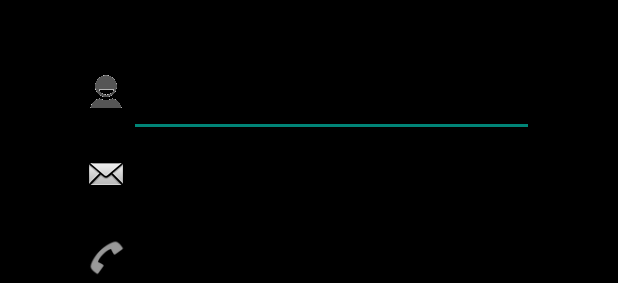
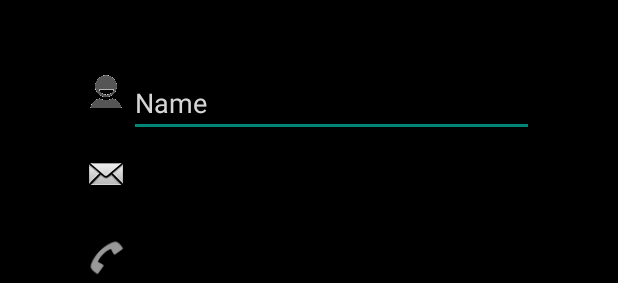
Before and after one commit to Djinask/WakeAppCallv1, an Android app: the layout activity_register.xml on its own in the app's theme, with its tools: preview values and no code run, on a phone screen of 412 x 824 dp. Shown: the top 283 px of the screen. Run offline under Robolectric (Android 15) with nearby library versions, the phone set to English and light mode, and no system bars.

Commit message:
Other update

```diff
--- a/app/src/main/res/layout/activity_register.xml
+++ b/app/src/main/res/layout/activity_register.xml
@@ -45,7 +45,9 @@
             android:inputType="textPersonName"
             android:ems="10"
             android:id="@+id/editText"
-            android:layout_weight="1" />
+            android:layout_weight="1"
+            android:text="@string/name"
+            android:textColor="@color/common_signin_btn_dark_text_focused"/>
     </LinearLayout>
 
     <LinearLayout
--- a/app/src/main/res/menu/menu_custom.xml
+++ b/app/src/main/res/menu/menu_custom.xml
@@ -7,9 +7,5 @@
 
 
 
-    <item android:id="@+id/back_button"
-        android:title="prova"
 
-        android:icon="@android:drawable/ic_btn_speak_now"
- />
 </menu>
```
Also changed, not shown: app/src/main/java/com/example/wakeappcallv1/app/DashboardActivity.java (+12 -1 lines).
